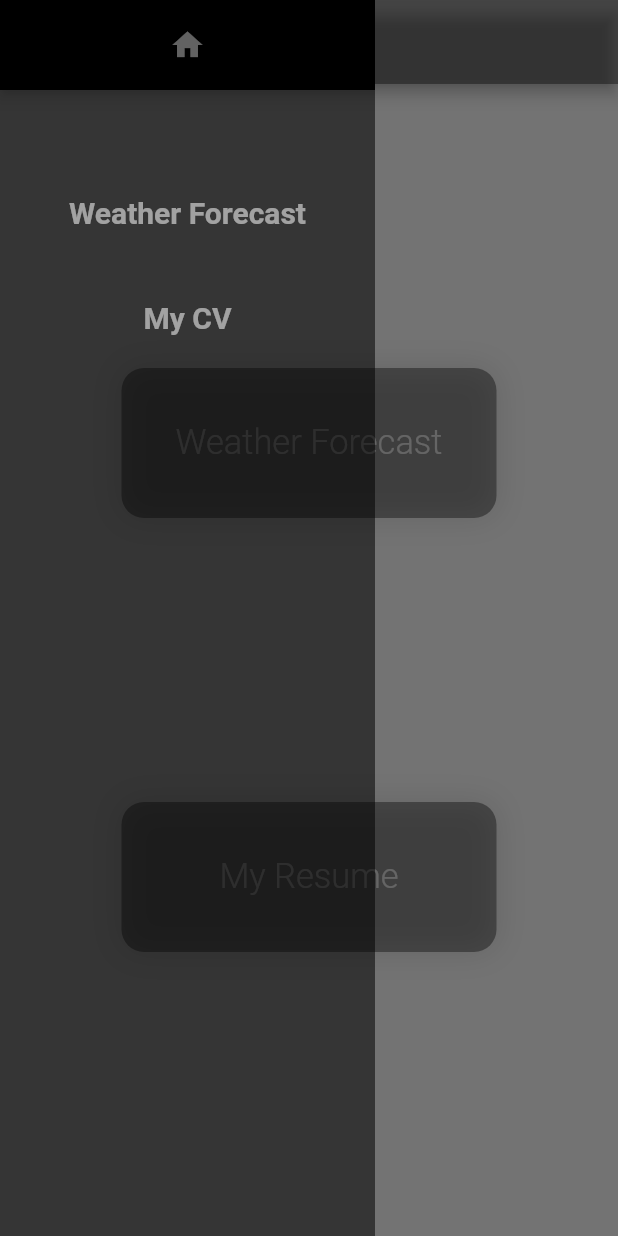
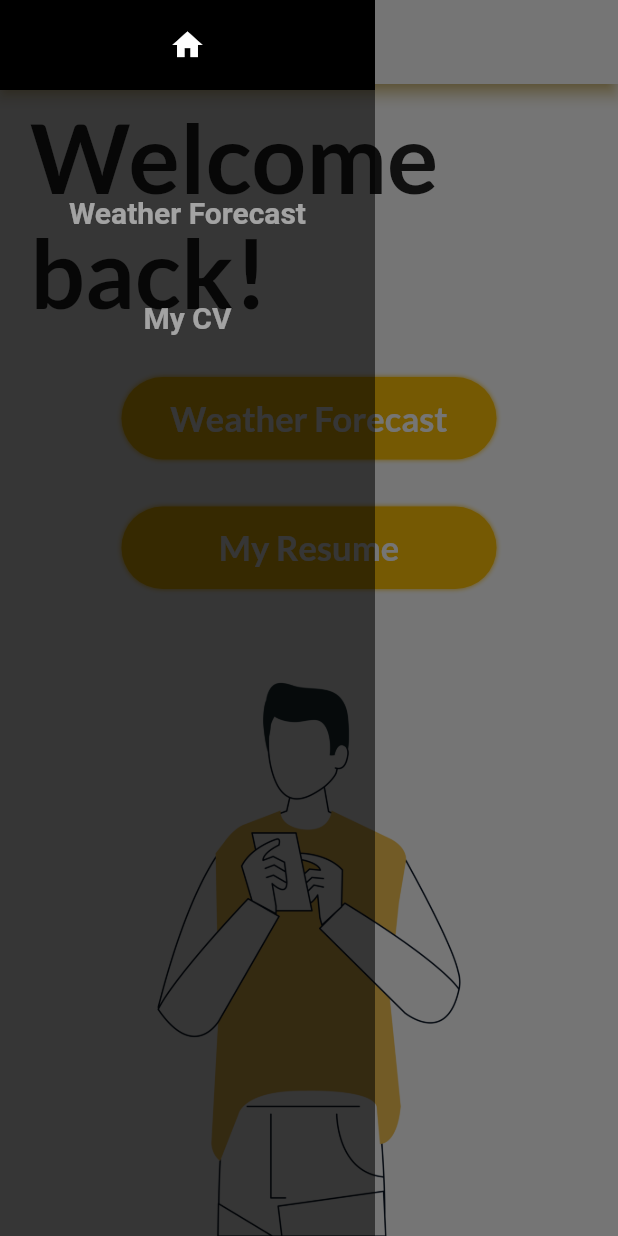
Before and after one commit to stefanovskatea/case-study-appinio, a Flutter app: the screen it shows after launch, with the side drawer open, on a phone screen of 412 x 824 dp. Run offline on Flutter 3.47's test engine with Material 2 defaults, Android fonts, the phone set to English and light mode, and no system bars; our stand-ins replace get_it, google_fonts.

Commit message:
Landing page UI fix

```diff
--- a/lib/components/landing_page/landing_page_button.dart
+++ b/lib/components/landing_page/landing_page_button.dart
@@ -17,7 +17,7 @@ class LandingPageButton extends StatelessWidget {
   @override
   Widget build(BuildContext context) {
     return Container(
-      height: 100,
+      height: 55,
       width: 250,
       decoration: landingPageButtonDeco,
       child: GestureDetector(
--- a/lib/components/navbar/nav_bar.dart
+++ b/lib/components/navbar/nav_bar.dart
@@ -15,7 +15,7 @@ class NavBar extends StatelessWidget {
                 onPressed: () {
                   Scaffold.of(context).openDrawer();
                 },
-                icon: Icon(Icons.menu),
+                icon: Icon(Icons.menu, color: Colors.black87,),
               ),
               //can contain app logo, therefore i left it as a row
             ]));
--- a/lib/components/navbar/nav_drawer.dart
+++ b/lib/components/navbar/nav_drawer.dart
@@ -12,7 +12,7 @@ class NavigationDrawer extends StatelessWidget {
   Widget build(BuildContext context) {
     return Container(
       width: 250,
-      decoration: BoxDecoration(
+      decoration: const BoxDecoration(
         boxShadow: [
           BoxShadow(color: Colors.black54,),
         ],
@@ -22,7 +22,7 @@ class NavigationDrawer extends StatelessWidget {
           Container(
             height: 60,
             width: 250,
-            decoration: BoxDecoration(
+            decoration: const BoxDecoration(
               color: Colors.black,
             ),
             child: GestureDetector(
@@ -31,7 +31,7 @@ class NavigationDrawer extends StatelessWidget {
                   builder: (context) => LandingPage(),
                 ));
               },
-              child: (Icon(Icons.home, color: Colors.white38)),
+              child: (const Icon(Icons.home, color: Colors.white)),
               ),),
           SizedBox(
             height: 40,
--- a/lib/decorations/landing_page_button_decoration.dart
+++ b/lib/decorations/landing_page_button_decoration.dart
@@ -2,9 +2,9 @@
 import 'package:flutter/material.dart';
 
 BoxDecoration landingPageButtonDeco = BoxDecoration(
-  color: Colors.black38,
-  borderRadius: BorderRadius.circular(15),
+  color: Colors.amber,
+  borderRadius: BorderRadius.circular(100),
   boxShadow: const [
-    BoxShadow(color: Colors.black12, blurRadius: 16),
+    BoxShadow(color: Colors.amber, blurRadius: 2),
   ],
 );
--- a/lib/screens/landing_page.dart
+++ b/lib/screens/landing_page.dart
@@ -1,5 +1,6 @@
 import 'package:challenge/components/landing_page/landing_page_button.dart';
 import 'package:flutter/material.dart';
+import 'package:google_fonts/google_fonts.dart';
 import '../components/navbar/nav_drawer.dart';
 
 class LandingPage extends StatelessWidget {
@@ -8,18 +9,32 @@ class LandingPage extends StatelessWidget {
   @override
   Widget build(BuildContext context) {
     return Scaffold(
+      backgroundColor: Colors.white,
       appBar: AppBar(
-        backgroundColor: Colors.black38,
+        shadowColor: Colors.amber,
+        iconTheme: const IconThemeData(color: Colors.amber),
+        backgroundColor: Colors.white,
       ),
       drawer: const NavigationDrawer(),
       body: Center(
         child: Column(
-          mainAxisAlignment: MainAxisAlignment.spaceEvenly,
-          children: const [
-            LandingPageButton(
+          mainAxisAlignment: MainAxisAlignment.spaceBetween,
+          children: [
+            Padding(
+                padding: const EdgeInsets.only(left: 20.0, top: 10),
+                child: Text('Welcome back!',
+                    style: GoogleFonts.lato(
+                        color: Colors.black87,
+                        fontWeight: FontWeight.w600,
+                        fontSize: 64))),
+
+            const LandingPageButton(
                 route: 'CurrentForecastPage', title: 'Weather Forecast'),
-            LandingPageButton(
-                route: 'CVPage', title: 'My Resume'),
+            const LandingPageButton(route: 'CVPage', title: 'My Resume'),
+            Image.asset(
+              'assets/landing_page_illustration.jpg',
+              height: 400,
+            ),
           ],
         ),
       ),
--- a/lib/styles/options_text_style.dart
+++ b/lib/styles/options_text_style.dart
@@ -1,4 +1,5 @@
 import 'package:flutter/material.dart';
+import 'package:google_fonts/google_fonts.dart';
 
-TextStyle optionsTextStyle =
-    const TextStyle(color: Colors.white70, fontSize: 23, fontWeight: FontWeight.w300);
+var optionsTextStyle =GoogleFonts.lato(
+    textStyle: const TextStyle(color: Colors.white, fontSize: 23, fontWeight: FontWeight.w600));
--- a/pubspec.yaml
+++ b/pubspec.yaml
@@ -33,3 +33,4 @@ flutter:
     - assets/sunny600x300.jpg
     - assets/Img83205.jpg
     - assets/rain.jpg
+    - assets/landing_page_illustration.jpg
```
Also changed, not shown: assets/landing_page_illustration.jpg (added).
